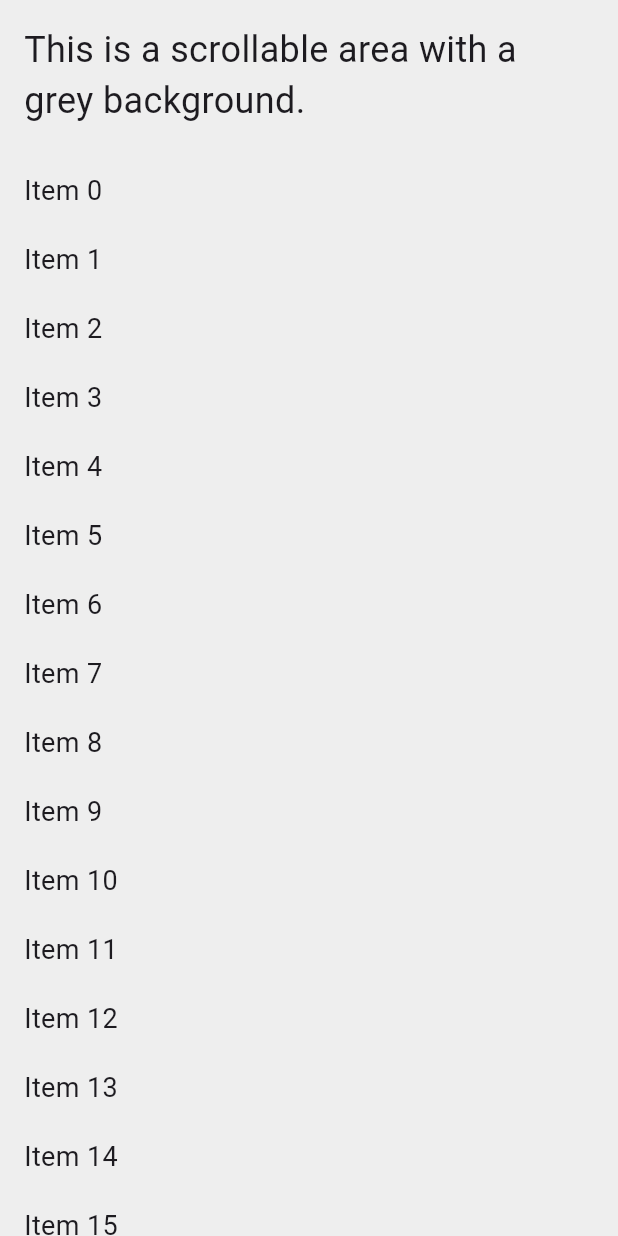
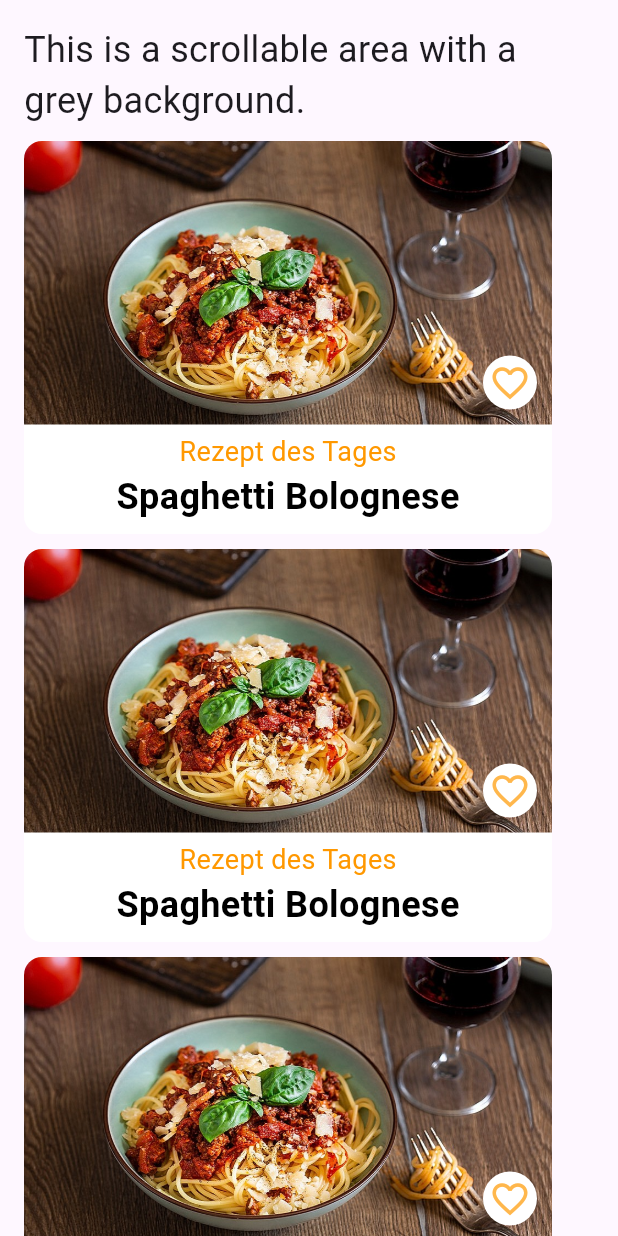
Before and after one commit to lumeav/SimpleCook, a Flutter app: the GreyBackground widget shown alone on an empty page, opened directly, on a phone screen of 412 x 824 dp. Run offline on Flutter 3.47's test engine with Material 3 defaults, Android fonts, the phone set to English and light mode, and no system bars; our stand-ins replace font_awesome_flutter, phosphor_flutter, syncfusion_flutter_sliders; missing offline and left inert: dart:ffi, syncfusion_flutter_core.

Commit message:
added whitebackground scrollable, recipeportion, small changes on the project

```diff
--- a/simple_cook/lib/widgets/GreyBackground.dart
+++ b/simple_cook/lib/widgets/GreyBackground.dart
@@ -1,4 +1,5 @@
 import 'package:flutter/material.dart';
+import 'package:simple_cook/widgets/RezeptdesTages.dart';
 
 class GreyBackground extends StatelessWidget {
   @override
@@ -13,9 +14,9 @@ class GreyBackground extends StatelessWidget {
                 constraints: BoxConstraints(
                   minWidth: constraints.maxWidth,
                 ),
-                child: Container(
-                  color: Colors.grey[200], // Light grey background color
+                child: Container(// Light grey background color
                   padding: EdgeInsets.all(16.0),
+                  //color: Colors.grey[200],
                   child: Column(
                     crossAxisAlignment: CrossAxisAlignment.start,
                     children: [
@@ -23,15 +24,17 @@ class GreyBackground extends StatelessWidget {
                         'This is a scrollable area with a grey background.',
                         style: TextStyle(fontSize: 24),
                       ),
-                      SizedBox(height: 20),
+                      RezeptdesTages('assets/spaghetti-bolognese.jpg', 'Spaghetti Bolognese'),
+                      RezeptdesTages('assets/spaghetti-bolognese.jpg', 'Spaghetti Bolognese'),
+                      RezeptdesTages('assets/spaghetti-bolognese.jpg', 'Spaghetti Bolognese'),
+                      RezeptdesTages('assets/spaghetti-bolognese.jpg', 'Spaghetti Bolognese'),
+                      RezeptdesTages('assets/spaghetti-bolognese.jpg', 'Spaghetti Bolognese'),
+                      RezeptdesTages('assets/spaghetti-bolognese.jpg', 'Spaghetti Bolognese'),
+                      RezeptdesTages('assets/spaghetti-bolognese.jpg', 'Spaghetti Bolognese')
+
+
                       // Add more widgets Here !!!!!!!!!!!!!! ToDo
-                      for (int i = 0;
-                          i < 50;
-                          i++) // Increase the number of items to ensure scrolling
-                        Padding(
-                          padding: const EdgeInsets.symmetric(vertical: 10.0),
-                          child: Text('Item $i', style: TextStyle(fontSize: 18)),
-                        ),
+
                     ],
                   ),
                 ),
--- a/simple_cook/lib/widgets/RecipeInfos.dart
+++ b/simple_cook/lib/widgets/RecipeInfos.dart
@@ -13,7 +13,7 @@ class RecipeInfos extends StatelessWidget {
   @override
   Widget build(BuildContext context) {
     return Container(
-      padding: const EdgeInsets.all(16.0),
+      padding: const EdgeInsets.all(10),
       child: Row(
         children: [
           Container(
--- a/simple_cook/lib/widgets/rezeptdesTages.dart
+++ b/simple_cook/lib/widgets/rezeptdesTages.dart
@@ -19,6 +19,8 @@ class _RezeptdesTagesState extends State<RezeptdesTages> {
           // Placeholder for future logic
           print('Rezept des Tages tapped!');
         },
+        child: Padding(
+          padding: const EdgeInsets.only(top: 10),
           child: Ink (
             width: 352,
             height: 262,
@@ -48,6 +50,7 @@ class _RezeptdesTagesState extends State<RezeptdesTages> {
                 ],
               )
               ),
+        ),
         );
 
   }
```
Also changed, not shown: simple_cook/lib/main.dart (+56 -2 lines), simple_cook/lib/widgets/recipePortion.dart (added, +42 -0 lines), simple_cook/lib/widgets/roundedIconButton.dart (added, +30 -0 lines), simple_cook/lib/widgets/whiteBackground.dart (added, +79 -0 lines). Lines whose indentation alone changed are shown as unchanged.
